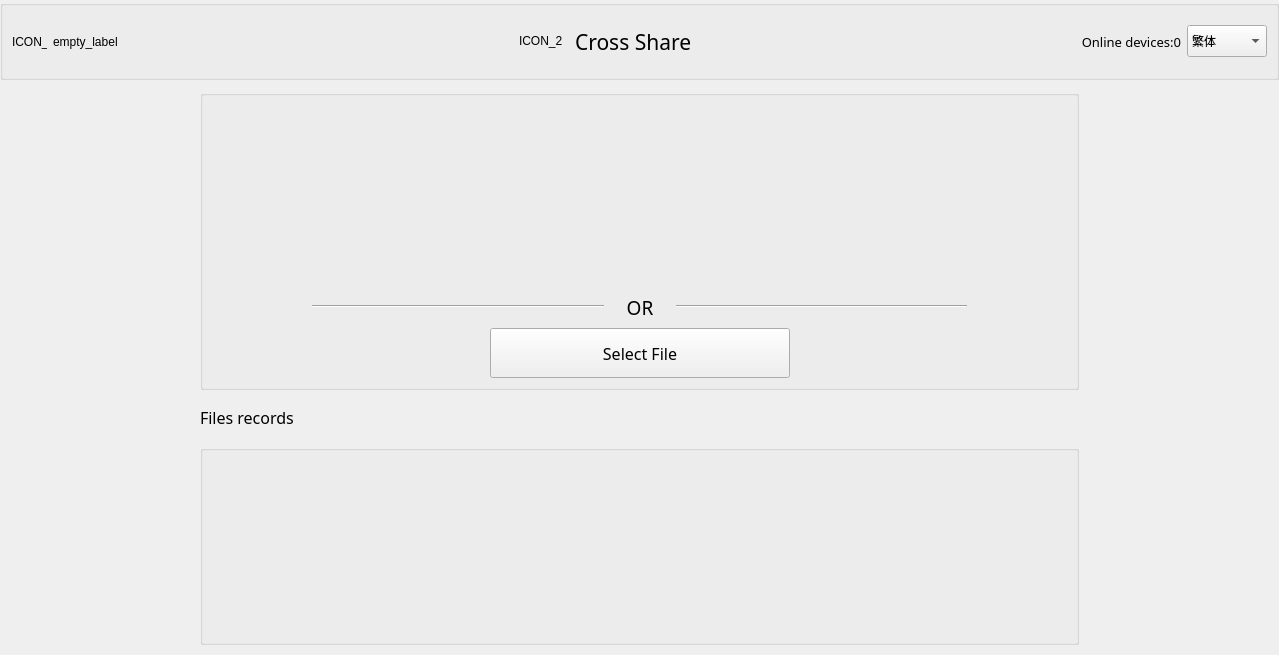
First picture: the form in windows/source_code/windows_clipboard/src/mainwindow.ui, repository yanfuxiong/DataSharing, before the edit.
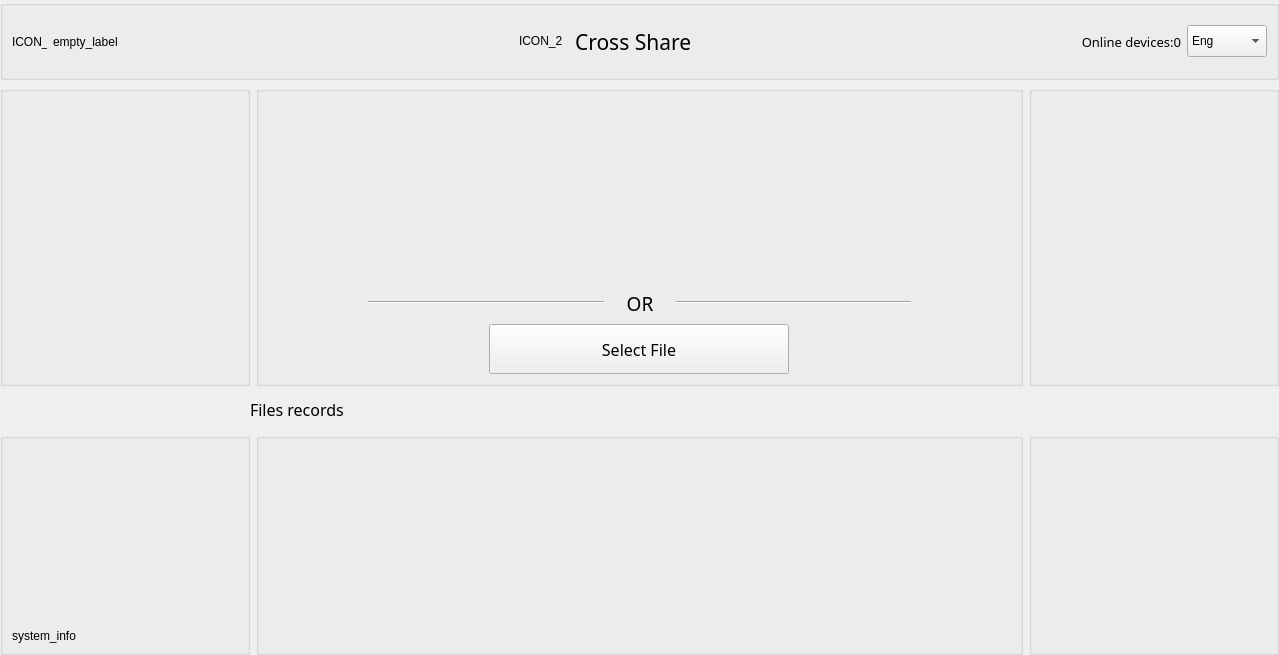
Second picture: the form after the edit.

```diff
--- a/windows/source_code/windows_clipboard/src/mainwindow.ui
+++ b/windows/source_code/windows_clipboard/src/mainwindow.ui
@@ -15,9 +15,6 @@
   </property>
   <widget class="QWidget" name="centralwidget">
    <layout class="QVBoxLayout" name="verticalLayout">
-    <property name="spacing">
-     <number>10</number>
-    </property>
     <property name="leftMargin">
      <number>0</number>
     </property>
@@ -28,7 +25,7 @@
      <number>0</number>
     </property>
     <property name="bottomMargin">
-     <number>10</number>
+     <number>0</number>
     </property>
     <item>
      <widget class="QGroupBox" name="top_box">
@@ -251,7 +248,7 @@
          </property>
          <item>
           <property name="text">
-           <string>繁体</string>
+           <string>Eng</string>
           </property>
          </item>
         </widget>
@@ -260,22 +257,31 @@
      </widget>
     </item>
     <item>
-     <layout class="QHBoxLayout" name="horizontalLayout_5">
+     <layout class="QHBoxLayout" name="horizontalLayout_4">
       <item>
-       <spacer name="horizontalSpacer_9">
-        <property name="orientation">
-         <enum>Qt::Horizontal</enum>
+       <widget class="QGroupBox" name="tag_box_1">
+        <property name="sizePolicy">
+         <sizepolicy hsizetype="Fixed" vsizetype="Fixed">
+          <horstretch>0</horstretch>
+          <verstretch>0</verstretch>
+         </sizepolicy>
         </property>
-        <property name="sizeType">
-         <enum>QSizePolicy::Fixed</enum>
+        <property name="minimumSize">
+         <size>
+          <width>250</width>
+          <height>300</height>
+         </size>
         </property>
-        <property name="sizeHint" stdset="0">
+        <property name="maximumSize">
          <size>
-          <width>200</width>
-          <height>20</height>
+          <width>250</width>
+          <height>300</height>
          </size>
         </property>
-       </spacer>
+        <property name="title">
+         <string/>
+        </property>
+       </widget>
       </item>
       <item>
        <widget class="QGroupBox" name="middle_box">
@@ -480,25 +486,63 @@
        </widget>
       </item>
       <item>
-       <spacer name="horizontalSpacer_10">
-        <property name="orientation">
-         <enum>Qt::Horizontal</enum>
+       <widget class="QGroupBox" name="tag_box_2">
+        <property name="sizePolicy">
+         <sizepolicy hsizetype="Fixed" vsizetype="Fixed">
+          <horstretch>0</horstretch>
+          <verstretch>0</verstretch>
+         </sizepolicy>
         </property>
-        <property name="sizeType">
-         <enum>QSizePolicy::Fixed</enum>
+        <property name="minimumSize">
+         <size>
+          <width>250</width>
+          <height>300</height>
+         </size>
         </property>
-        <property name="sizeHint" stdset="0">
+        <property name="maximumSize">
          <size>
-          <width>200</width>
-          <height>20</height>
+          <width>250</width>
+          <height>300</height>
          </size>
         </property>
-       </spacer>
+        <property name="title">
+         <string/>
+        </property>
+        <layout class="QHBoxLayout" name="horizontalLayout_8">
+         <property name="spacing">
+          <number>0</number>
+         </property>
+         <property name="leftMargin">
+          <number>0</number>
+         </property>
+         <property name="topMargin">
+          <number>0</number>
+         </property>
+         <property name="rightMargin">
+          <number>0</number>
+         </property>
+         <property name="bottomMargin">
+          <number>0</number>
+         </property>
+         <item>
+          <widget class="QStackedWidget" name="tips_stacked_widget">
+           <property name="sizePolicy">
+            <sizepolicy hsizetype="Expanding" vsizetype="Expanding">
+             <horstretch>0</horstretch>
+             <verstretch>0</verstretch>
+            </sizepolicy>
+           </property>
+           <widget class="QWidget" name="page_4"/>
+           <widget class="QWidget" name="page_5"/>
+          </widget>
+         </item>
+        </layout>
+       </widget>
       </item>
      </layout>
     </item>
     <item>
-     <layout class="QHBoxLayout" name="horizontalLayout_7">
+     <layout class="QHBoxLayout" name="horizontalLayout_5">
       <item>
        <spacer name="horizontalSpacer_11">
         <property name="orientation">
@@ -509,7 +553,7 @@
         </property>
         <property name="sizeHint" stdset="0">
          <size>
-          <width>200</width>
+          <width>250</width>
           <height>20</height>
          </size>
         </property>
@@ -555,7 +599,7 @@
         </property>
         <property name="sizeHint" stdset="0">
          <size>
-          <width>40</width>
+          <width>568</width>
           <height>20</height>
          </size>
         </property>
@@ -564,22 +608,74 @@
      </layout>
     </item>
     <item>
-     <layout class="QHBoxLayout" name="horizontalLayout_4">
+     <layout class="QHBoxLayout" name="horizontalLayout_7">
       <item>
-       <spacer name="horizontalSpacer_7">
-        <property name="orientation">
-         <enum>Qt::Horizontal</enum>
+       <widget class="QGroupBox" name="tag_box_3">
+        <property name="sizePolicy">
+         <sizepolicy hsizetype="Fixed" vsizetype="Expanding">
+          <horstretch>0</horstretch>
+          <verstretch>0</verstretch>
+         </sizepolicy>
         </property>
-        <property name="sizeType">
-         <enum>QSizePolicy::Fixed</enum>
+        <property name="minimumSize">
+         <size>
+          <width>250</width>
+          <height>0</height>
+         </size>
         </property>
-        <property name="sizeHint" stdset="0">
+        <property name="maximumSize">
          <size>
-          <width>200</width>
-          <height>20</height>
+          <width>250</width>
+          <height>16777215</height>
          </size>
         </property>
-       </spacer>
+        <property name="title">
+         <string/>
+        </property>
+        <layout class="QVBoxLayout" name="verticalLayout_3">
+         <item>
+          <spacer name="verticalSpacer">
+           <property name="orientation">
+            <enum>Qt::Vertical</enum>
+           </property>
+           <property name="sizeHint" stdset="0">
+            <size>
+             <width>20</width>
+             <height>107</height>
+            </size>
+           </property>
+          </spacer>
+         </item>
+         <item>
+          <widget class="QLabel" name="system_info_label">
+           <property name="sizePolicy">
+            <sizepolicy hsizetype="Expanding" vsizetype="Fixed">
+             <horstretch>0</horstretch>
+             <verstretch>0</verstretch>
+            </sizepolicy>
+           </property>
+           <property name="minimumSize">
+            <size>
+             <width>0</width>
+             <height>80</height>
+            </size>
+           </property>
+           <property name="maximumSize">
+            <size>
+             <width>16777215</width>
+             <height>80</height>
+            </size>
+           </property>
+           <property name="text">
+            <string>system_info</string>
+           </property>
+           <property name="alignment">
+            <set>Qt::AlignBottom|Qt::AlignLeading|Qt::AlignLeft</set>
+           </property>
+          </widget>
+         </item>
+        </layout>
+       </widget>
       </item>
       <item>
        <widget class="QGroupBox" name="bottom_box">
@@ -618,20 +714,29 @@
        </widget>
       </item>
       <item>
-       <spacer name="horizontalSpacer_8">
-        <property name="orientation">
-         <enum>Qt::Horizontal</enum>
+       <widget class="QGroupBox" name="tag_box_4">
+        <property name="sizePolicy">
+         <sizepolicy hsizetype="Fixed" vsizetype="Expanding">
+          <horstretch>0</horstretch>
+          <verstretch>0</verstretch>
+         </sizepolicy>
         </property>
-        <property name="sizeType">
-         <enum>QSizePolicy::Fixed</enum>
+        <property name="minimumSize">
+         <size>
+          <width>250</width>
+          <height>0</height>
+         </size>
         </property>
-        <property name="sizeHint" stdset="0">
+        <property name="maximumSize">
          <size>
-          <width>200</width>
-          <height>20</height>
+          <width>250</width>
+          <height>16777215</height>
          </size>
         </property>
-       </spacer>
+        <property name="title">
+         <string/>
+        </property>
+       </widget>
       </item>
      </layout>
     </item>
```
